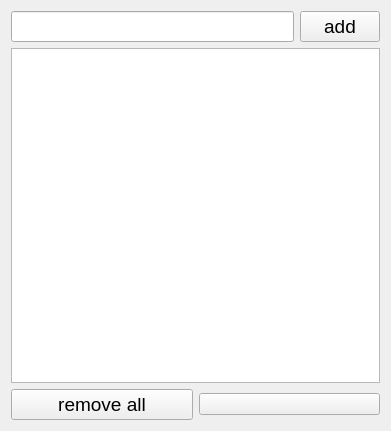
The window that notes/dialogfortodolist.ui (mkhalez/notes) describes before a commit, drawn with Qt 5.
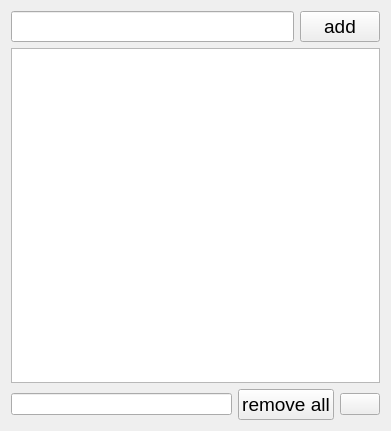
The same window after the commit.

What changed in the file:
```diff
--- a/notes/dialogfortodolist.ui
+++ b/notes/dialogfortodolist.ui
@@ -52,6 +52,9 @@
      </item>
      <item>
       <layout class="QHBoxLayout" name="button_layout">
+       <item>
+        <widget class="QLineEdit" name="titleEdit"/>
+       </item>
        <item>
         <widget class="QPushButton" name="removeAllButton">
          <property name="font">
```
Left out of the diff: 2 changed lines with no effect on the pictures.
